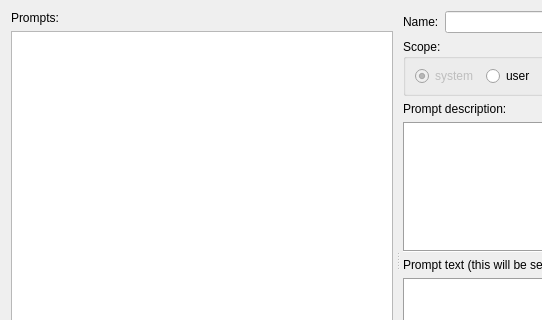
ccbogel/QualCoder, file GUI_UIs/ui_ai_edit_prompts.ui: the form before one commit; both pictures show x 0 to 542 and y 0 to 320 of the 879 by 556 pixel window.
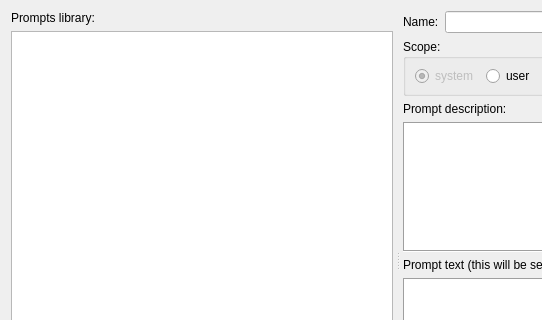
The form after the commit.

Patch:
```diff
--- a/GUI_UIs/ui_ai_edit_prompts.ui
+++ b/GUI_UIs/ui_ai_edit_prompts.ui
@@ -81,7 +81,7 @@
           <item>
            <widget class="QLabel" name="label">
             <property name="text">
-             <string>Prompts:</string>
+             <string>Prompts library:</string>
             </property>
            </widget>
           </item>
```
